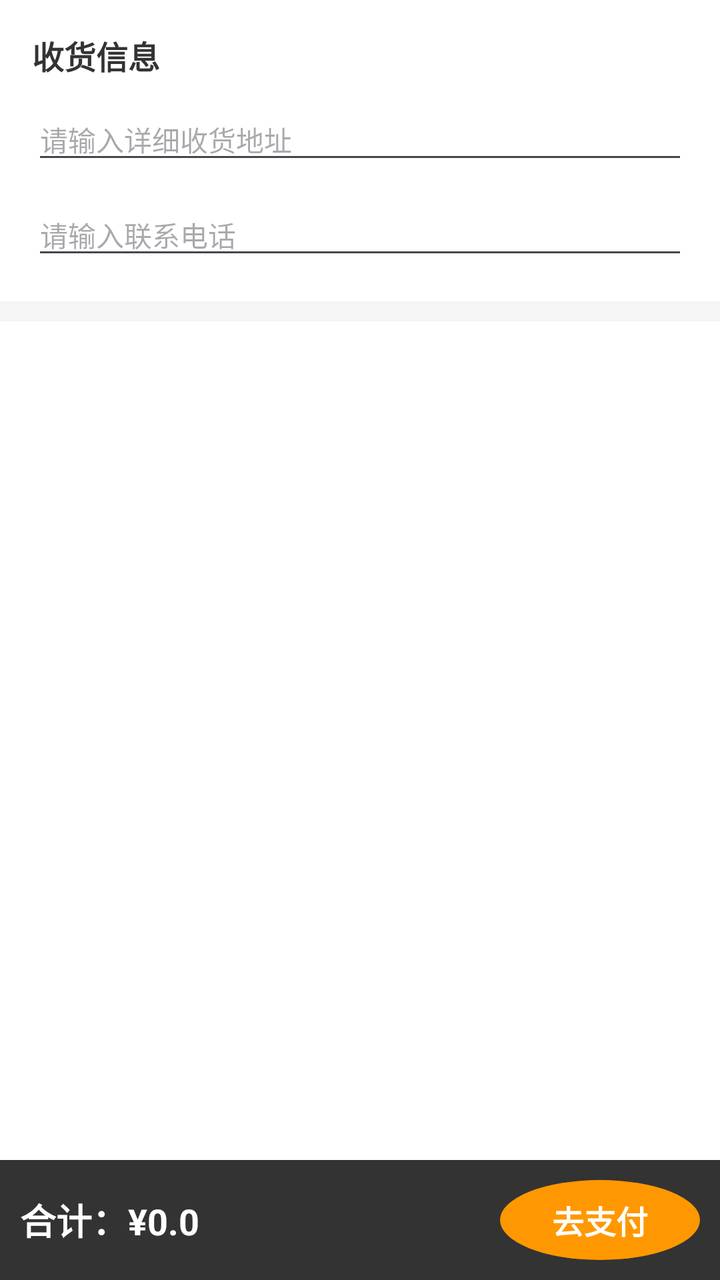
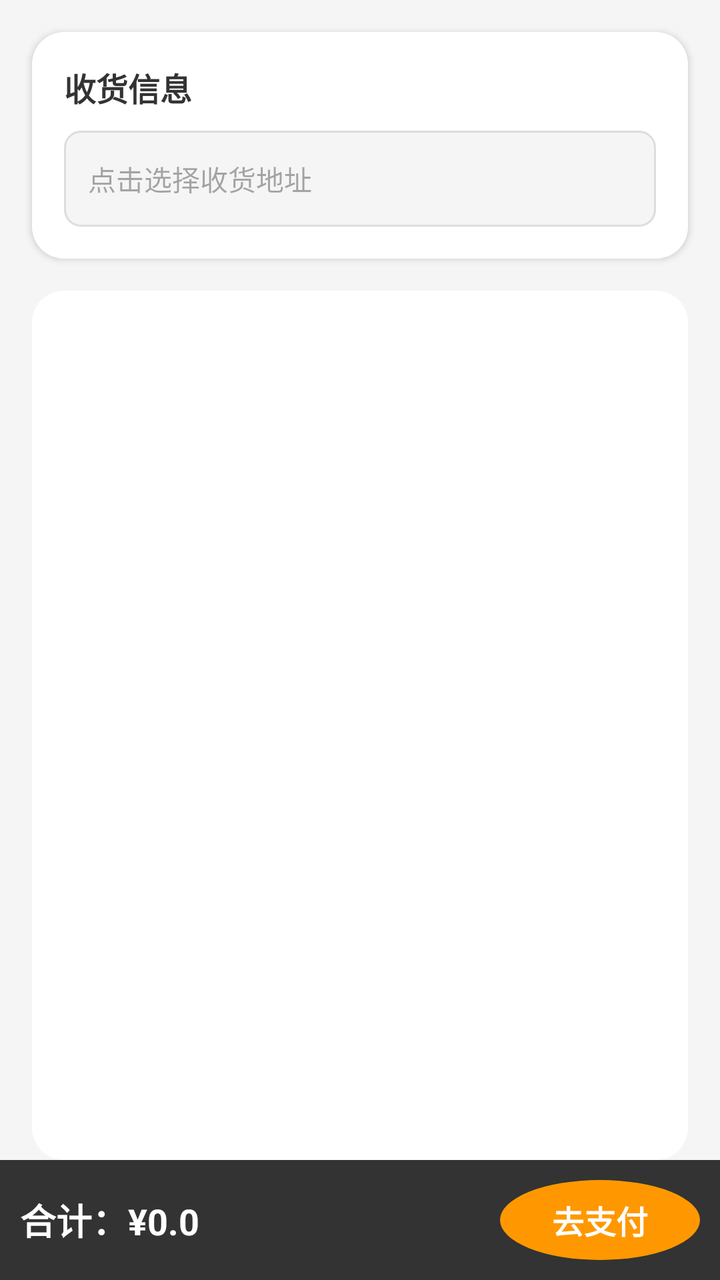

Screens rendered from an Android XML layout before and after an edit, with the pre-edit source and the edit as a unified diff.
<!-- AndroidManifest.xml: application theme Theme.End -->
<!-- res/layout/activity_order.xml -->
<?xml version="1.0" encoding="utf-8"?>
<LinearLayout xmlns:android="http://schemas.android.com/apk/res/android"
    android:layout_width="match_parent"
    android:layout_height="match_parent"
    android:orientation="vertical"
    android:background="#F5F5F5">

    
    <LinearLayout
        android:layout_width="match_parent"
        android:layout_height="wrap_content"
        android:background="#FFFFFF"
        android:orientation="vertical"
        android:padding="16dp">

        <TextView
            android:layout_width="wrap_content"
            android:layout_height="wrap_content"
            android:text="收货信息"
            android:textSize="16sp"
            android:textStyle="bold"
            android:textColor="#333"/>

        <EditText
            android:id="@+id/et_address"
            android:layout_width="match_parent"
            android:layout_height="wrap_content"
            android:layout_marginTop="10dp"
            android:hint="请输入详细收货地址"
            android:textSize="14sp" />

        <EditText
            android:id="@+id/et_phone"
            android:layout_width="match_parent"
            android:layout_height="wrap_content"
            android:layout_marginTop="10dp"
            android:hint="请输入联系电话"
            android:inputType="phone"
            android:textSize="14sp" />
    </LinearLayout>

    
    <androidx.recyclerview.widget.RecyclerView
        android:id="@+id/recycler_view_order"
        android:layout_width="match_parent"
        android:layout_height="0dp"
        android:layout_weight="1"
        android:layout_marginTop="10dp"
        android:background="#FFFFFF"/>

    
    <LinearLayout
        android:layout_width="match_parent"
        android:layout_height="60dp"
        android:background="#333333"
        android:gravity="center_vertical"
        android:orientation="horizontal"
        android:padding="10dp">

        <TextView
            android:id="@+id/tv_order_total"
            android:layout_width="0dp"
            android:layout_weight="1"
            android:layout_height="wrap_content"
            android:text="合计：¥0.0"
            android:textColor="#FFFFFF"
            android:textSize="18sp"
            android:textStyle="bold" />

        <TextView
            android:id="@+id/btn_pay"
            android:layout_width="100dp"
            android:layout_height="40dp"
            android:background="@drawable/bg_circle_orange"
            android:gravity="center"
            android:text="去支付"
            android:textColor="#FFFFFF"
            android:textSize="16sp"
            android:textStyle="bold" />
    </LinearLayout>
</LinearLayout>
<!-- resources referenced by this layout -->
<resources>
  <!-- drawable bg_circle_orange (drawable) -->
  <shape xmlns:android="http://schemas.android.com/apk/res/android" android:shape="oval">
      <solid android:color="#FF9800"/>
  </shape>
  <style name="Theme.End" parent="Base.Theme.End" />
  <style name="Base.Theme.End" parent="Theme.Material3.DayNight.NoActionBar">
          
          
      </style>
</resources>

<!-- the commit's change to res/layout/activity_order.xml (unified diff, before → after) -->
@@ -3,15 +3,18 @@
     android:layout_width="match_parent"
     android:layout_height="match_parent"
     android:orientation="vertical"
-    android:background="#F5F5F5">
+    android:background="#F5F5F5"
+    android:fitsSystemWindows="true"> 
 
     
     <LinearLayout
         android:layout_width="match_parent"
         android:layout_height="wrap_content"
-        android:background="#FFFFFF"
+        android:layout_margin="16dp"
+        android:background="@drawable/bg_dialog_white"
         android:orientation="vertical"
-        android:padding="16dp">
+        android:padding="16dp"
+        android:elevation="2dp">
 
         <TextView
             android:layout_width="wrap_content"
@@ -21,22 +24,18 @@
             android:textStyle="bold"
             android:textColor="#333"/>
 
+        
         <EditText
             android:id="@+id/et_address"
             android:layout_width="match_parent"
-            android:layout_height="wrap_content"
+            android:layout_height="48dp"
             android:layout_marginTop="10dp"
-            android:hint="请输入详细收货地址"
+            android:background="@drawable/bg_edit_text"
+            android:paddingHorizontal="12dp"
+            android:hint="点击选择收货地址"
+            android:focusable="false"
             android:textSize="14sp" />
 
-        <EditText
-            android:id="@+id/et_phone"
-            android:layout_width="match_parent"
-            android:layout_height="wrap_content"
-            android:layout_marginTop="10dp"
-            android:hint="请输入联系电话"
-            android:inputType="phone"
-            android:textSize="14sp" />
     </LinearLayout>
 
     
@@ -45,8 +44,9 @@
         android:layout_width="match_parent"
         android:layout_height="0dp"
         android:layout_weight="1"
-        android:layout_marginTop="10dp"
-        android:background="#FFFFFF"/>
+        android:layout_marginHorizontal="16dp"
+        android:background="@drawable/bg_dialog_white"
+        android:padding="10dp"/>
 
     
     <LinearLayout
<!-- resource entries referenced after the edit -->
@@ -3,6 +3,19 @@
   <!-- drawable bg_circle_orange (drawable) -->
   <shape xmlns:android="http://schemas.android.com/apk/res/android" android:shape="oval">
       <solid android:color="#FF9800"/>
+  </shape>
+  <!-- drawable bg_dialog_white (drawable) -->
+  <?xml version="1.0" encoding="utf-8"?>
+  <shape xmlns:android="http://schemas.android.com/apk/res/android">
+      <solid android:color="#FFFFFF"/>
+      <corners android:radius="16dp"/>
+  </shape>
+  <!-- drawable bg_edit_text (drawable) -->
+  <?xml version="1.0" encoding="utf-8"?>
+  <shape xmlns:android="http://schemas.android.com/apk/res/android">
+      <solid android:color="#F5F5F5"/>
+      <stroke android:width="1dp" android:color="#DDDDDD"/>
+      <corners android:radius="8dp"/>
   </shape>
   <style name="Theme.End" parent="Base.Theme.End" />
   <style name="Base.Theme.End" parent="Theme.Material3.DayNight.NoActionBar">
